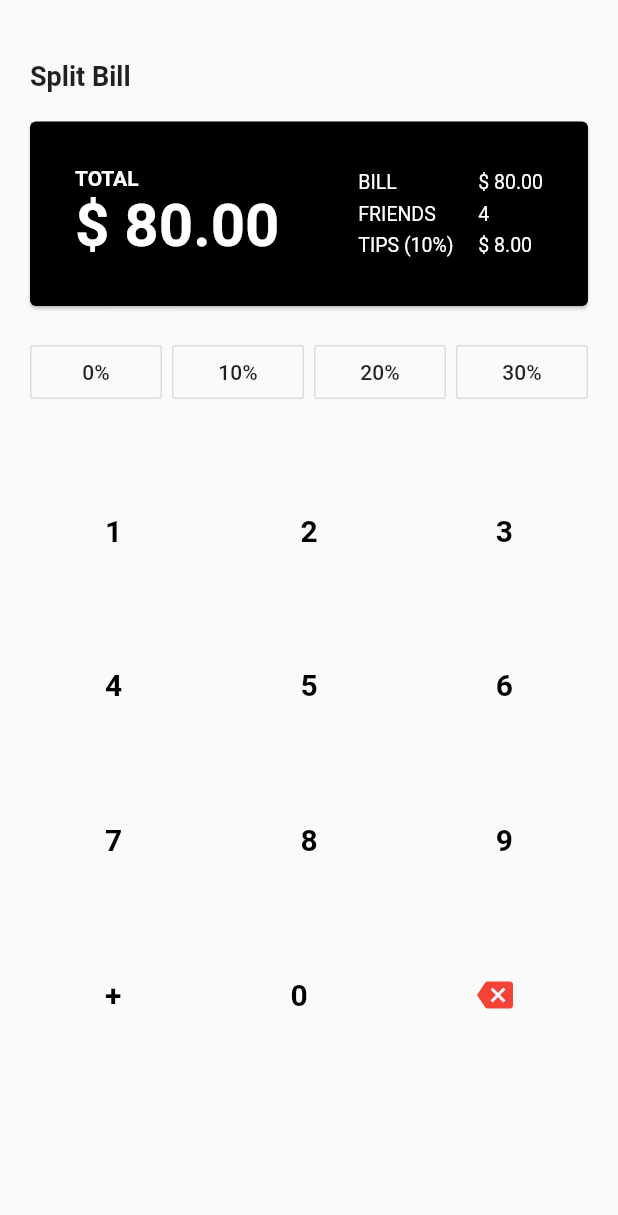
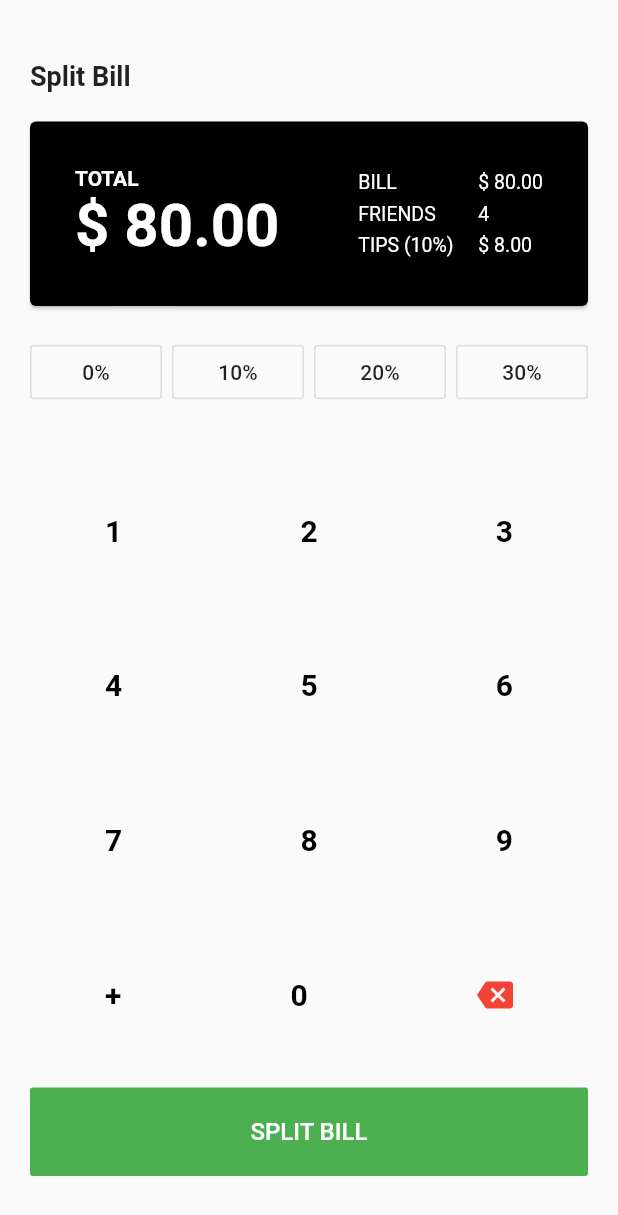
Before and after one commit to cleandersonlobo/flutter_bill_splitting, a Flutter app: the screen it shows after launch, on a phone screen of 412 x 824 dp. Shown: the top 1215 px of the screen. Run offline on Flutter 3.47's test engine with Material 2 defaults, Android fonts, the phone set to English and light mode, and no system bars.

Commit message:
Added splitbill button

```diff
--- a/lib/app/pages/home/home_page.dart
+++ b/lib/app/pages/home/home_page.dart
@@ -49,7 +49,22 @@ class _HomepageState extends State<Homepage> {
                 ],
               ),
             ),
-            KeyboardBill()
+            KeyboardBill(),
+            Container(
+                width: MediaQuery.of(context).size.width,
+                child: FlatButton(
+                  color: Colors.green[500],
+                  textColor: Colors.white,
+                  padding: EdgeInsets.all(20.0),
+                  splashColor: Colors.greenAccent,
+                  onPressed: () {
+                    /*...*/
+                  },
+                  child: Text(
+                    "SPLIT BILL",
+                    style: TextStyle(fontSize: 16.0),
+                  ),
+                ))
           ],
         ),
       )),
```
